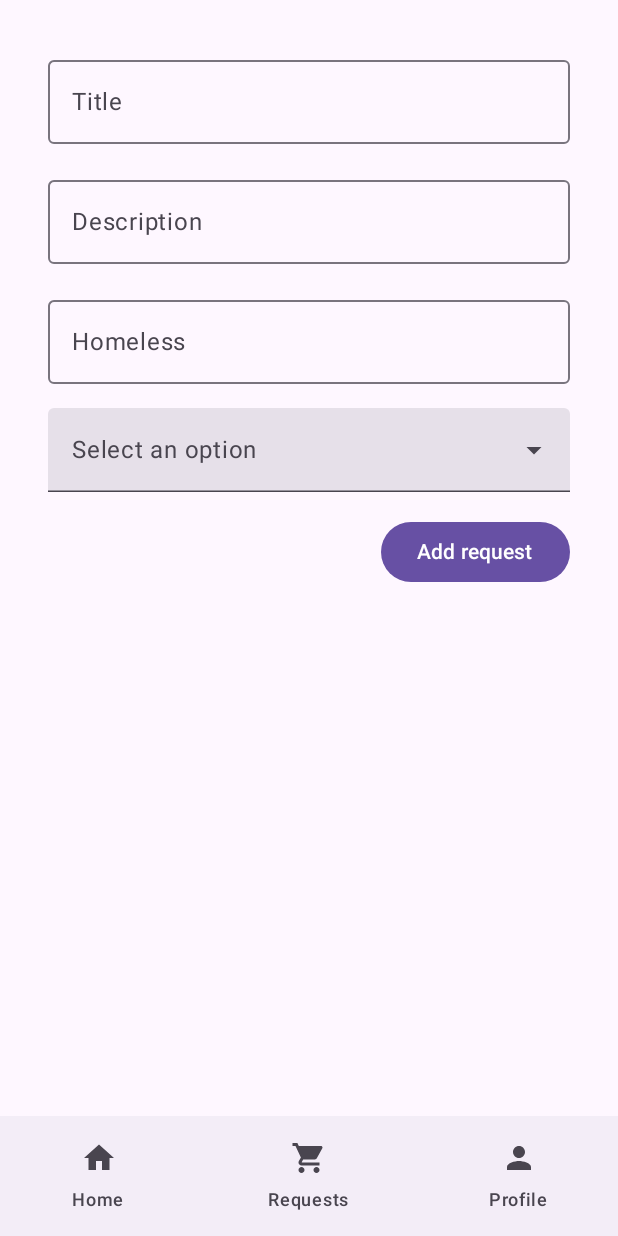
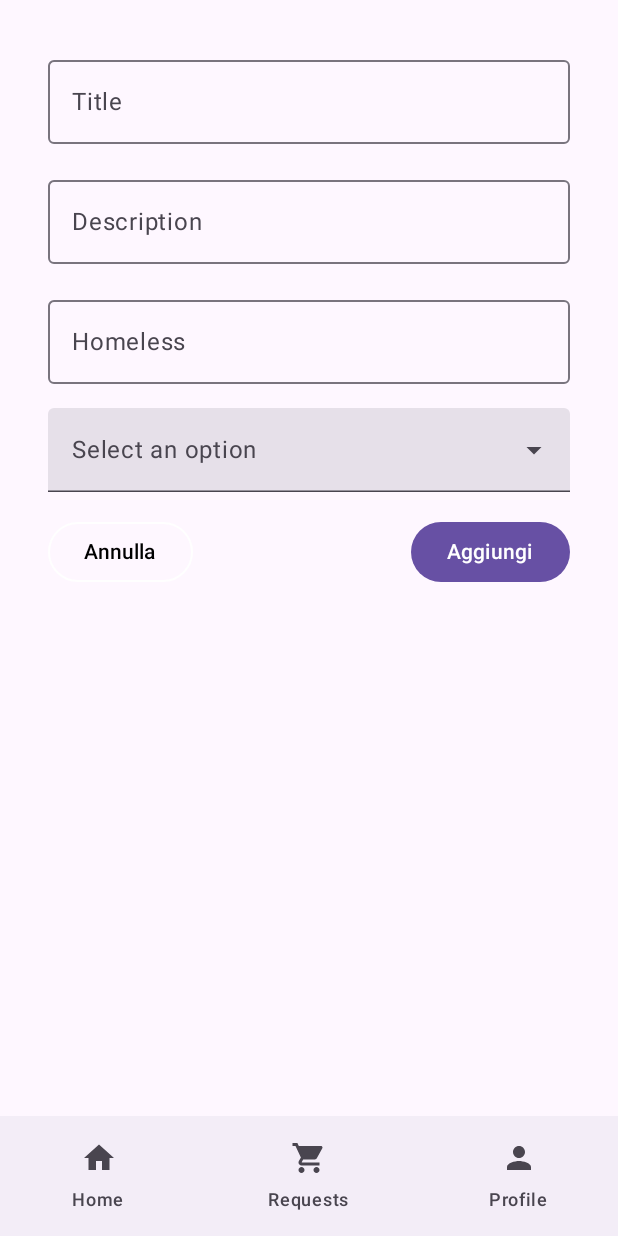
Before and after one commit to SPoretti/Voci-App, an Android app built with Jetpack Compose: the AddRequestScreen screen opened through its navigation route, on a phone screen of 412 x 824 dp. Run offline under Robolectric (Android 15) with nearby library versions, the phone set to English and light mode, and no system bars; our stand-ins replace Firebase (no records; nobody signed in at launch, a user with empty details on screens opened directly).

Commit message:
Added a cancel button to the addRequestScreen.kt

```diff
--- a/app/src/main/java/com/example/vociapp/ui/components/RequestForm.kt
+++ b/app/src/main/java/com/example/vociapp/ui/components/RequestForm.kt
@@ -1,11 +1,18 @@
 package com.example.vociapp.ui.components
 
+
+import androidx.compose.foundation.BorderStroke
+import androidx.compose.foundation.layout.Arrangement
 import androidx.compose.foundation.layout.Column
+import androidx.compose.foundation.layout.Row
 import androidx.compose.foundation.layout.Spacer
 import androidx.compose.foundation.layout.fillMaxWidth
 import androidx.compose.foundation.layout.height
 import androidx.compose.foundation.layout.padding
 import androidx.compose.material3.Button
+import androidx.compose.material3.ButtonDefaults
+import androidx.compose.material3.MaterialTheme
+import androidx.compose.material3.OutlinedButton
 import androidx.compose.material3.OutlinedTextField
 import androidx.compose.material3.Text
 import androidx.compose.runtime.Composable
@@ -15,12 +22,16 @@ import androidx.compose.runtime.remember
 import androidx.compose.runtime.setValue
 import androidx.compose.ui.Alignment
 import androidx.compose.ui.Modifier
+import androidx.compose.ui.graphics.Color
 import androidx.compose.ui.unit.dp
+import androidx.navigation.NavHostController
 import com.example.vociapp.data.Request
 
 @Composable
 fun RequestForm(
-    onAddItemClick: (Request) -> Unit
+    onAddItemClick: (Request) -> Unit,
+    navController: NavHostController
+
 ) {
     var requestTitle by remember { mutableStateOf("") }
     var requestDescription by remember { mutableStateOf("") }
@@ -68,6 +79,23 @@ fun RequestForm(
 
         Spacer(modifier = Modifier.height(16.dp))
 
+        Row(
+            horizontalArrangement = Arrangement.SpaceBetween,
+            modifier = Modifier.fillMaxWidth()
+        ){
+            OutlinedButton(
+                onClick = { navController.popBackStack() },
+                colors = ButtonDefaults.outlinedButtonColors(
+                    containerColor = Color.Transparent,
+                    contentColor = Color.Black,
+                ),
+                border = BorderStroke(1.dp, MaterialTheme.colorScheme.onPrimary)
+            ) {
+                Text("Annulla")
+            }
+
+
+
             Button(
                 onClick = {
                     val newRequest = Request(
@@ -77,9 +105,9 @@ fun RequestForm(
                     )
                     onAddItemClick(newRequest)
                 },
-            modifier = Modifier.align(Alignment.End)
             ) {
-            Text("Add request")
+                Text("Aggiungi")
             }
         }
     }
+}
--- a/app/src/main/java/com/example/vociapp/ui/navigation/Screens.kt
+++ b/app/src/main/java/com/example/vociapp/ui/navigation/Screens.kt
@@ -11,7 +11,7 @@ sealed class Screens(val route: String, val title: String, val icon: ImageVector
     object SignIn : Screens("signIn", "Sign In", Icons.Filled.Person)
     object SignUp : Screens("signUp", "Sign Up", Icons.Filled.Person)
     object Requests : Screens("requests", "Requests", Icons.Filled.ShoppingCart)
-    object AddRequest : Screens("addRequest", "Add Request", Icons.Filled.ShoppingCart)
+    object AddRequest : Screens("requests/addRequest", "Add Request", Icons.Filled.ShoppingCart)
     object UserProfile : Screens("userProfile", "Profile", Icons.Filled.Person)
     object UpdateUserProfile : Screens("updateUserProfile", "Update User Profile", Icons.Filled.Person)
 }
--- a/app/src/main/java/com/example/vociapp/ui/screens/requests/AddRequestScreen.kt
+++ b/app/src/main/java/com/example/vociapp/ui/screens/requests/AddRequestScreen.kt
@@ -21,6 +21,10 @@ fun AddRequestScreen(
             .padding(16.dp)
 
     ){
-        RequestForm {  }
+        RequestForm(
+            onAddItemClick = {},
+            navController = navController
+        )
     }
+
 }
```
Lines whose indentation alone changed are shown as unchanged.
